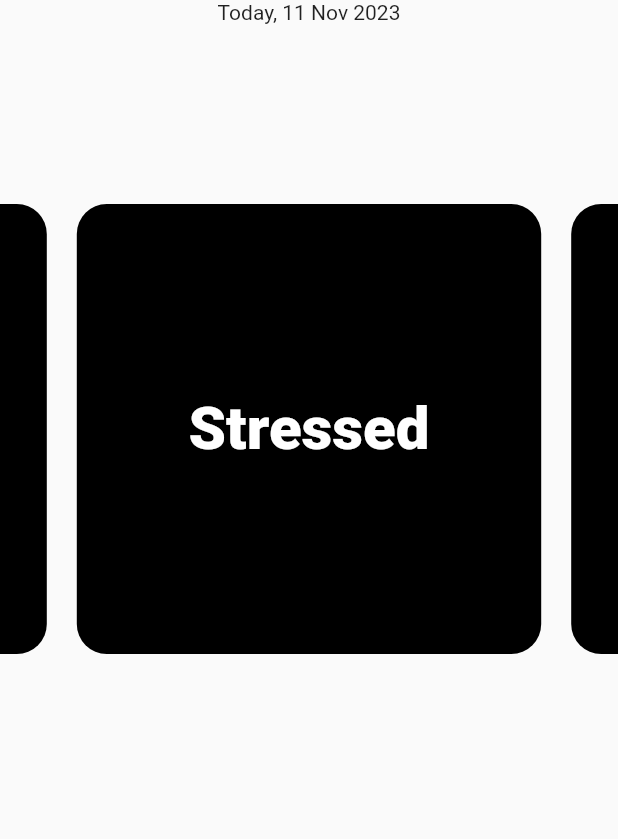
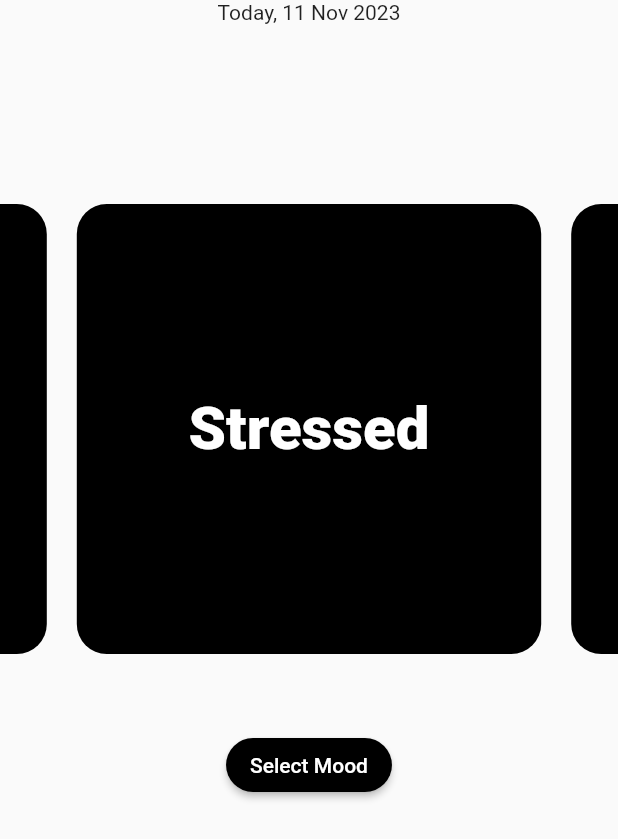
Before and after one commit to timsedev/mooodify, a Flutter app: the screen it shows after launch, on a phone screen of 412 x 824 dp. Shown: the top 839 px of the screen. Run offline on Flutter 3.47's test engine with Material 2 defaults, Android fonts, the phone set to English and light mode, and no system bars; our stand-ins replace stacked, stacked_services, stacked_shared.

Commit message:
added ui and logic to select mood

```diff
--- a/mooodify/lib/ui/views/home/home_view.dart
+++ b/mooodify/lib/ui/views/home/home_view.dart
@@ -26,6 +26,8 @@ class HomeView extends StackedView<HomeViewModel> {
                 height: 300,
                 child: _buildMoodSlider(viewModel),
               ),
+              verticalSpaceLarge,
+              _buildSelectMoodButton(viewModel),
             ],
           ),
         ),
@@ -67,4 +69,17 @@ class HomeView extends StackedView<HomeViewModel> {
           .toList(),
     );
   }
+
+  Widget _buildSelectMoodButton(HomeViewModel viewModel) {
+    return ElevatedButton(
+      onPressed: viewModel.selectMood,
+      child: const Text('Select Mood'),
+      style: ElevatedButton.styleFrom(
+        backgroundColor: Colors.black,
+        shape: RoundedRectangleBorder(
+          borderRadius: BorderRadius.circular(20),
+        ),
+      ),
+    );
+  }
 }
--- a/mooodify/lib/ui/views/home/home_viewmodel.dart
+++ b/mooodify/lib/ui/views/home/home_viewmodel.dart
@@ -3,4 +3,12 @@ import 'package:stacked/stacked.dart';
 
 class HomeViewModel extends BaseViewModel {
   List<Mood> get moods => Mood.values;
+
+  Mood selectedMood = Mood.Happy;
+  int moodIndex = 2; // default to Neutral
+
+  void selectMood() {
+    selectedMood = moods.elementAt(moodIndex);
+    notifyListeners();
+  }
 }
```
